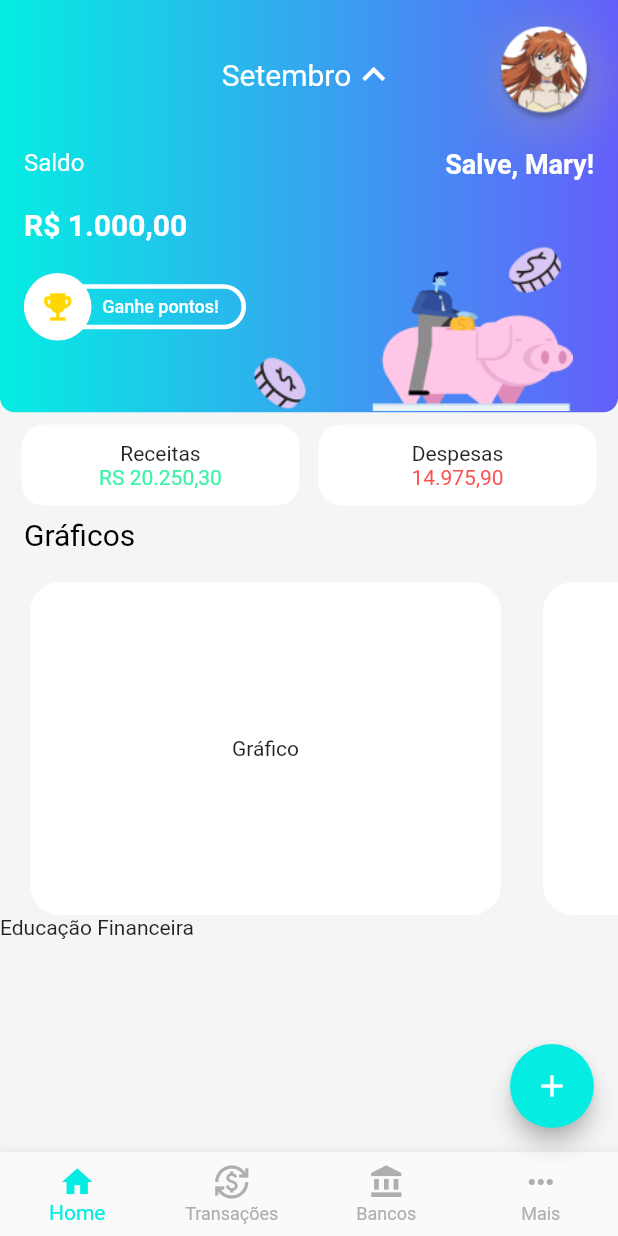
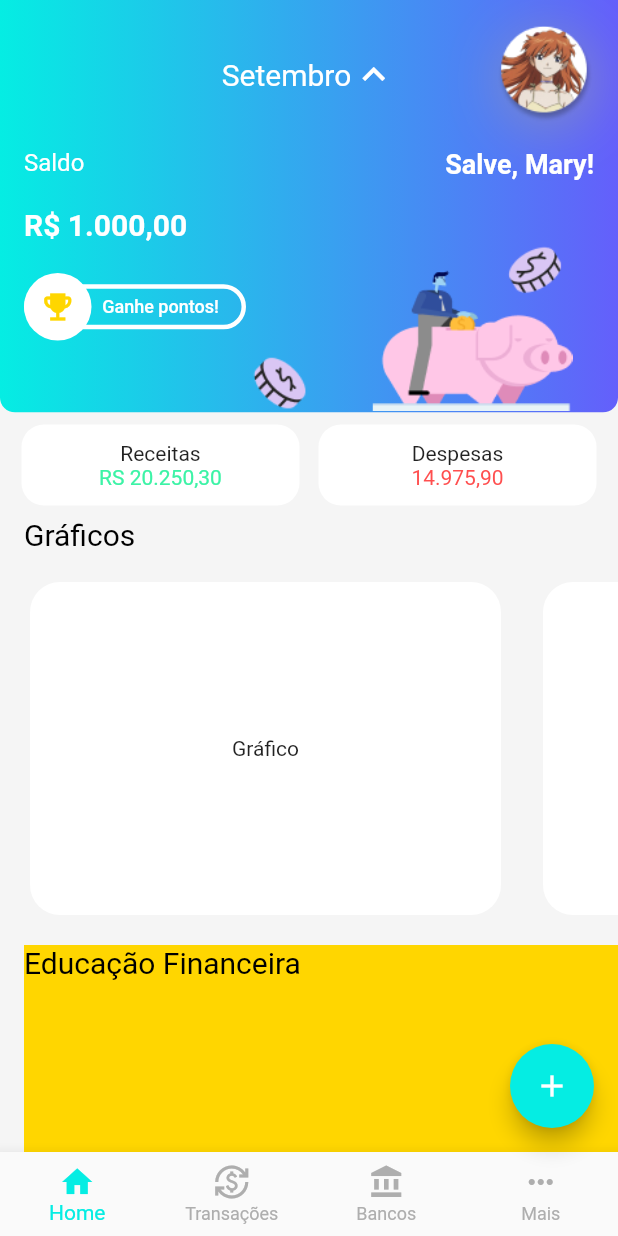
Before and after one commit to proz-tecnologia/PIT01GP09, a Flutter app: the screen it shows after launch, on a phone screen of 412 x 824 dp. Run offline on Flutter 3.47's test engine with Material 2 defaults, Android fonts, the phone set to English and light mode, and no system bars; our stand-ins replace google_fonts.

Commit message:
ajustados os detalhes da fonte do text 'educação financeira'

```diff
--- a/lib/presentation/home/widgets/card_education_widget.dart
+++ b/lib/presentation/home/widgets/card_education_widget.dart
@@ -1,6 +1,6 @@
 import 'package:flutter/material.dart';
+import 'package:test/resources/colors.dart';
 
-import '../../../resources/colors.dart';
 import '../../../resources/strings.dart';
 
 class CardEducationWidget extends StatefulWidget {
@@ -14,10 +14,18 @@ class _CardEducationWidgetState extends State<CardEducationWidget> {
   @override
   Widget build(BuildContext context) {
     return Container(
+      margin: const EdgeInsets.only(left: 16, top: 20),
       height: MediaQuery.of(context).size.height * 0.30,
       width: MediaQuery.of(context).size.width,
-      color: AppColors.graySuperLight,
-      child: const Text(Strings.financialEducation),
+      color: AppColors.amberPeach,
+      child: const Text(
+        Strings.financialEducation,
+        style: TextStyle(
+          color: AppColors.blackSwan,
+          fontSize: 20,
+          fontWeight: FontWeight.w400,
+        ),
+      ),
     );
   }
 }
```
